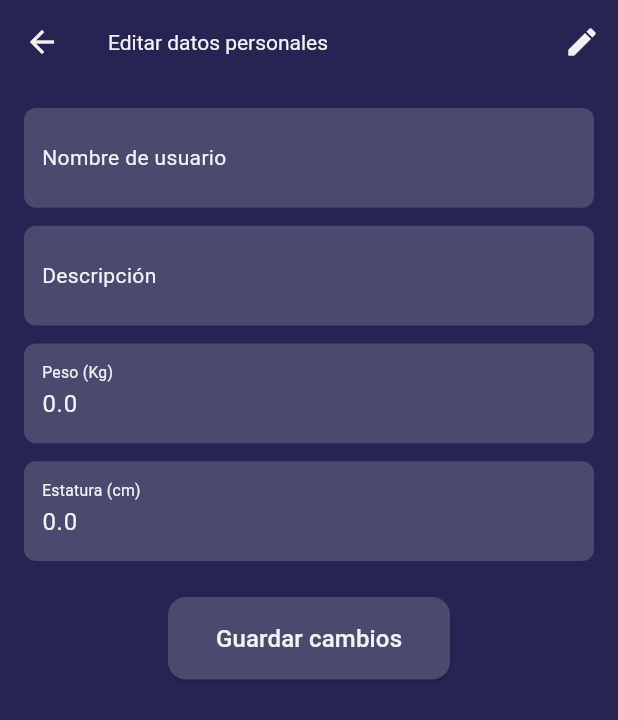
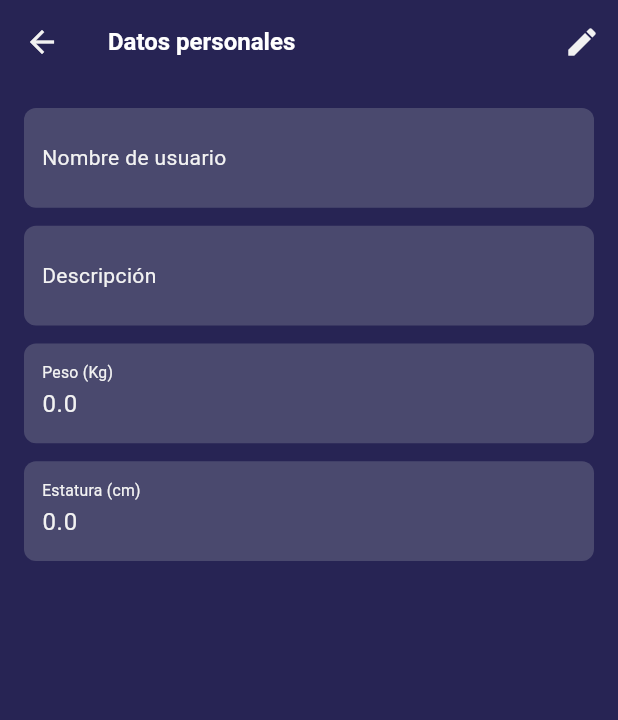
Before and after one commit to svillalba8/track_fit_app, a Flutter app: the EditUserPage screen opened directly with empty values, on a phone screen of 412 x 824 dp. Shown: the top 720 px of the screen. Run offline on Flutter 3.47's test engine with Material 3 defaults, Android fonts, the light colour scheme and no system bars; our stand-ins replace flutter_dotenv, get_it, go_router, supabase_flutter; accounts and stored records are empty.

Commit message:
Mejoras de experciencia de usuario en edit user page para datos personales

```diff
--- a/lib/auth/widgets/profile_field.dart
+++ b/lib/auth/widgets/profile_field.dart
@@ -8,6 +8,7 @@ class ProfileField extends StatelessWidget {
     this.keyboardType = TextInputType.text,
     this.validator,
     this.maxLines = 1,
+    this.readOnly,
   });
 
   final TextEditingController controller;
@@ -15,6 +16,7 @@ class ProfileField extends StatelessWidget {
   final TextInputType keyboardType;
   final String? Function(String?)? validator;
   final int maxLines;
+  final bool? readOnly;
 
   @override
   Widget build(BuildContext context) {
@@ -30,10 +32,12 @@ class ProfileField extends StatelessWidget {
         keyboardType: keyboardType,
         maxLines: maxLines,
         cursorColor: theme.colorScheme.secondary,
+        readOnly: readOnly ?? false,
         decoration: InputDecoration(
           labelText: label,
-          labelStyle: theme.textTheme.bodyMedium
-              ?.copyWith(color: theme.colorScheme.secondary),
+          labelStyle: theme.textTheme.bodyMedium?.copyWith(
+            color: theme.colorScheme.secondary,
+          ),
           border: InputBorder.none,
         ),
         validator: validator,
--- a/lib/core/utils/snackbar_utils.dart
+++ b/lib/core/utils/snackbar_utils.dart
@@ -21,3 +21,9 @@ void showSuccessSnackBar(BuildContext context, String message) {
     ),
   );
 }
+
+void showNeutralSnackBar(BuildContext context, String message) {
+  ScaffoldMessenger.of(context).showSnackBar(
+    SnackBar(content: Text(message), duration: const Duration(seconds: 2)),
+  );
+}
--- a/lib/features/profile/edit_user_page.dart
+++ b/lib/features/profile/edit_user_page.dart
@@ -1,6 +1,7 @@
 import 'package:flutter/material.dart';
 import 'package:track_fit_app/auth/validation/auth_validators.dart';
 import 'package:track_fit_app/auth/widgets/profile_field.dart';
+import 'package:track_fit_app/core/utils/snackbar_utils.dart';
 import 'package:track_fit_app/models/usuario_model.dart';
 import 'package:track_fit_app/services/usuario_service.dart';
 import 'package:supabase_flutter/supabase_flutter.dart';
@@ -61,9 +62,7 @@ class _EditUserPageState extends State<EditUserPage> {
       if (!mounted) return;
       Navigator.pop(context, updatedUser);
     } catch (e) {
-      ScaffoldMessenger.of(
-        context,
-      ).showSnackBar(SnackBar(content: Text('Error al guardar: $e')));
+      showErrorSnackBar(context, 'Error al guardar: $e');
     } finally {
       if (mounted) setState(() => _isSaving = false);
     }
@@ -71,25 +70,24 @@ class _EditUserPageState extends State<EditUserPage> {
 
   @override
   Widget build(BuildContext context) {
-    Theme.of(context);
+    final theme = Theme.of(context);
 
     return Scaffold(
       appBar: AppBar(
-        title: const Text('Editar datos personales'),
+        title: const Text('Datos personales'),
+        titleTextStyle: TextStyle(fontSize: 16, fontWeight: FontWeight.bold),
         actions: [
           IconButton(
-            icon: Icon(_isEditing ? Icons.check : Icons.edit),
+            icon: Icon(_isEditing ? Icons.close : Icons.edit),
+            tooltip: _isEditing ? 'Cancelar edición' : 'Editar',
             onPressed: () {
               setState(() {
                 _isEditing = !_isEditing;
               });
-              // Si se desactiva la edición, puedes guardar automáticamente si quieres
-              // o simplemente dejar que el usuario pulse 'Guardar cambios'
             },
           ),
         ],
       ),
-
       body: SafeArea(
         child: SingleChildScrollView(
           padding: const EdgeInsets.all(16.0),
@@ -101,39 +99,36 @@ class _EditUserPageState extends State<EditUserPage> {
                   controller: _nombreUsuarioController,
                   label: 'Nombre de usuario',
                   validator: AuthValidators.usernameValidator,
+                  readOnly: !_isEditing,
                 ),
-
                 const SizedBox(height: 12),
-
                 ProfileField(
                   controller: _descripcionController,
                   label: 'Descripción',
                   validator: AuthValidators.descriptionValidator,
+                  readOnly: !_isEditing,
                 ),
-
                 const SizedBox(height: 12),
-
                 ProfileField(
                   controller: _pesoController,
                   label: 'Peso (Kg)',
                   validator: AuthValidators.weightValidator,
+                  readOnly: !_isEditing,
                 ),
-
                 const SizedBox(height: 12),
-
                 ProfileField(
                   controller: _estaturaController,
                   label: 'Estatura (cm)',
                   validator: AuthValidators.heightValidator,
+                  readOnly: !_isEditing,
                 ),
-
                 const SizedBox(height: 24),
-
-                CustomButton(
-                  text: _isSaving ? 'Cargando...' : 'Guardar cambios',
-                  actualTheme: Theme.of(context),
-                  onPressed: _guardarCambios,
-                ),
+                if (_isEditing)
+                  CustomButton(
+                    text: _isSaving ? 'Cargando...' : 'Guardar cambios',
+                    actualTheme: theme,
+                    onPressed: _guardarCambios,
+                  ),
               ],
             ),
           ),
--- a/lib/features/profile/profile_page.dart
+++ b/lib/features/profile/profile_page.dart
@@ -1,5 +1,6 @@
 import 'package:flutter/material.dart';
 import 'package:supabase_flutter/supabase_flutter.dart';
+import 'package:track_fit_app/core/utils/snackbar_utils.dart';
 import 'package:track_fit_app/models/usuario_model.dart';
 import 'package:track_fit_app/services/usuario_service.dart';
 import 'package:track_fit_app/features/settings/user_settings_page.dart'; // <-- nueva pantalla
@@ -68,9 +69,7 @@ class _ProfilePageState extends State<ProfilePage> {
                 setState(() {
                   usuario = updatedUsuario;
                 });
-                ScaffoldMessenger.of(context).showSnackBar(
-                  const SnackBar(content: Text('Datos actualizados')),
-                );
+                showNeutralSnackBar(context, 'Datos actualizados');
               }
             },
           ),
```
